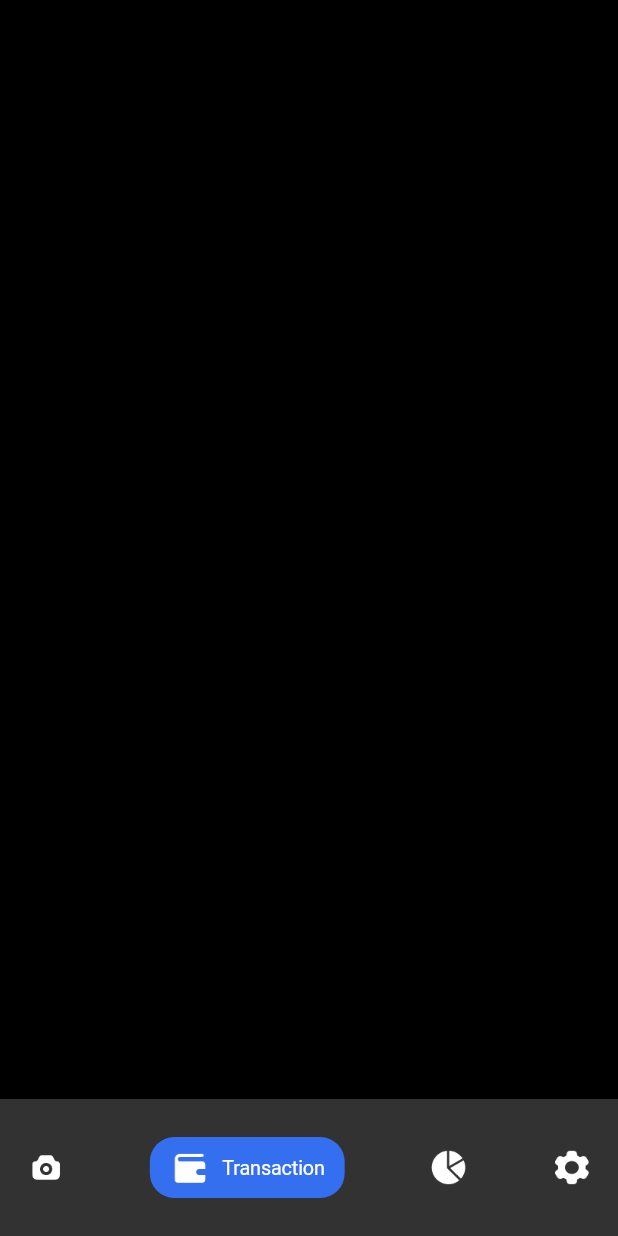
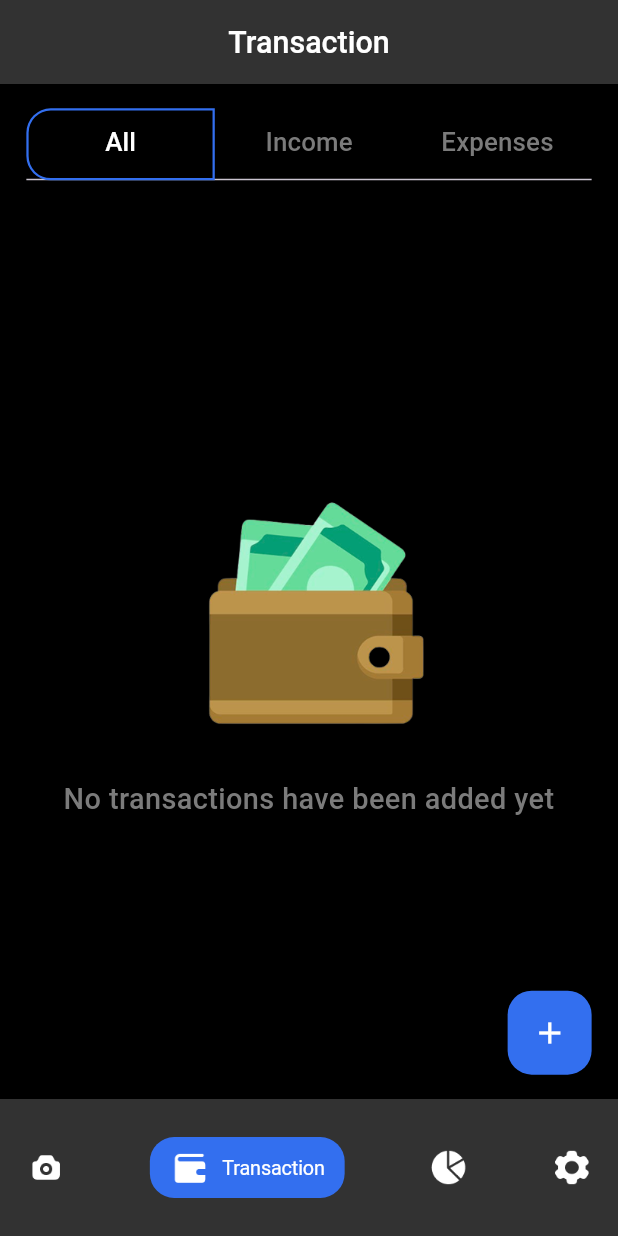
Before and after one commit to elamantaalaibeckov/320omega_view, a Flutter app: the screen it shows after launch, item 2 of the bottom bar chosen, on a phone screen of 412 x 824 dp. Run offline on Flutter 3.47's test engine with Material 3 defaults, Android fonts, the phone set to English and light mode, and no system bars; our stand-ins replace flutter_bloc, flutter_screenutil, hive, hive_flutter, image_picker, permission_handler; accounts and stored records are empty; project files that could hold a hidden picture were left out.

Commit message:
Транзакция башталды

```diff
--- a/lib/main.dart
+++ b/lib/main.dart
@@ -14,10 +14,8 @@ Future<void> main() async {
   WidgetsFlutterBinding.ensureInitialized();
 
   await Hive.initFlutter();
-
-  // -------- очистка бокса (выполни один раз и потом удали строку) ----------
-  await Hive.deleteBoxFromDisk('shootsBox');
-  // ------------------------------------------------------------------------
+  // УБЕРИТЕ или ЗАКОММЕНТИРУЙТЕ эту строку:
+  // await Hive.deleteBoxFromDisk('shootsBox');
 
   await ShootsHiveService.init();
   await TransactionHiveService.init();
--- a/lib/presentetion/pages/transaction/omega_view_transaction_page.dart
+++ b/lib/presentetion/pages/transaction/omega_view_transaction_page.dart
@@ -1,17 +1,142 @@
 import 'package:flutter/cupertino.dart';
 import 'package:flutter/material.dart';
+import 'package:flutter_screenutil/flutter_screenutil.dart';
+import 'package:omega_view_smart_plan_320/presentetion/themes/app_colors.dart';
+import 'package:omega_view_smart_plan_320/presentetion/themes/app_icons.dart';
 
 class OmegaViewTransactionPage extends StatefulWidget {
-  const OmegaViewTransactionPage({super.key});
+  const OmegaViewTransactionPage({Key? key}) : super(key: key);
 
   @override
   State<OmegaViewTransactionPage> createState() =>
       _OmegaViewTransactionPageState();
 }
 
-class _OmegaViewTransactionPageState extends State<OmegaViewTransactionPage> {
+class _OmegaViewTransactionPageState extends State<OmegaViewTransactionPage>
+    with SingleTickerProviderStateMixin {
+  late final TabController _tc;
+
+  @override
+  void initState() {
+    super.initState();
+    _tc = TabController(length: 3, vsync: this)
+      ..addListener(() => setState(() {}));
+  }
+
+  @override
+  void dispose() {
+    _tc.dispose();
+    super.dispose();
+  }
+
   @override
   Widget build(BuildContext context) {
-    return Scaffold();
+    final accent = AppColors.mainAccent;
+    final int idx = _tc.index;
+    // Dynamic indicator shape: rounded on ends, square in middle
+    final BorderRadius indicatorRadius = idx == 0
+        ? BorderRadius.only(
+            topLeft: Radius.circular(16.r),
+            bottomLeft: Radius.circular(16.r),
+          )
+        : idx == 2
+            ? BorderRadius.only(
+                topRight: Radius.circular(16.r),
+                bottomRight: Radius.circular(16.r),
+              )
+            : BorderRadius.zero;
+    final indicatorDecoration = BoxDecoration(
+      border: Border.all(color: accent, width: 1.5),
+      borderRadius: indicatorRadius,
+    );
+
+    return Scaffold(
+      backgroundColor: AppColors.bgColor,
+      appBar: AppBar(
+        backgroundColor: AppColors.bottomNavigatorAppBarColor,
+        elevation: 0,
+        title: Text(
+          'Transaction',
+          style: TextStyle(
+            color: AppColors.textWhite,
+            fontSize: 20.sp,
+            fontWeight: FontWeight.w500,
+          ),
+        ),
+        centerTitle: true,
+      ),
+      body: Stack(
+        children: [
+          Column(
+            children: [
+              Padding(
+                padding: EdgeInsets.symmetric(horizontal: 16.w, vertical: 16.h),
+                child: TabBar(
+                  controller: _tc,
+                  indicator: indicatorDecoration,
+                  indicatorSize: TabBarIndicatorSize.tab,
+                  labelColor: AppColors.textWhite,
+                  unselectedLabelColor: AppColors.textgrey,
+                  labelStyle:
+                      TextStyle(fontSize: 17.sp, fontWeight: FontWeight.w500),
+                  tabs: const [
+                    Tab(text: 'All'),
+                    Tab(text: 'Income'),
+                    Tab(text: 'Expenses'),
+                  ],
+                ),
+              ),
+              Expanded(
+                child: TabBarView(
+                  controller: _tc,
+                  children: [
+                    _buildEmptyState('No transactions have been added yet'),
+                    _buildEmptyState('No income has been added yet'),
+                    _buildEmptyState('No expenses have been\nadded yet'),
+                  ],
+                ),
+              ),
+            ],
+          ),
+          Positioned(
+            bottom: 16.h,
+            right: 16.w,
+            child: FloatingActionButton(
+              onPressed: () {},
+              backgroundColor: accent,
+              child: const Icon(
+                Icons.add,
+                color: AppColors.textWhite,
+              ),
+            ),
+          ),
+        ],
+      ),
+    );
+  }
+
+  Widget _buildEmptyState(String message) {
+    return Center(
+      child: Column(
+        mainAxisAlignment: MainAxisAlignment.center,
+        children: [
+          Image.asset(
+            AppIcons.transacktionImage,
+            width: 182.w,
+            height: 170.h,
+          ),
+          SizedBox(height: 24.h),
+          Text(
+            message,
+            style: TextStyle(
+              color: AppColors.textgrey,
+              fontSize: 19.sp,
+              fontWeight: FontWeight.w500,
+            ),
+            textAlign: TextAlign.center,
+          ),
+        ],
+      ),
+    );
   }
 }
--- a/lib/presentetion/themes/app_colors.dart
+++ b/lib/presentetion/themes/app_colors.dart
@@ -6,4 +6,5 @@ class AppColors {
   static const textWhite = Color(0xffFFFFFF);
   static const textgrey = Color(0xff7B7B7B);
   static const bottomNavigatorAppBarColor = Color(0xFF323232);
+  static const grey2 = Color(0xFF7A7A7A);
 }
--- a/lib/presentetion/themes/app_icons.dart
+++ b/lib/presentetion/themes/app_icons.dart
@@ -4,4 +4,6 @@ class AppIcons {
   static const btNavigator3 = 'assets/icons/btnavigationbar3.png';
   static const btNavigator4 = 'assets/icons/btnavigationbar4.png';
   static const deleteshoot = 'assets/icons/deleteshoot.png';
+  static const notficationIcon = 'assets/icons/notfication_icon.png';
+  static const transacktionImage = 'assets/icons/transacktion_image.png';
 }
--- a/pubspec.yaml
+++ b/pubspec.yaml
@@ -37,7 +37,7 @@ flutter:
      - assets/icons/
 
   fonts:
-    - family: SF PRO
+    - family: SF Pro
       fonts:
         - asset: assets/fonts/SF-Pro-Display-Light.otf
   #       - asset: fonts/Schyler-Italic.ttf
```
Also changed, not shown: lib/presentetion/pages/shoots/omega_view_shoots_page.dart (+77 -30 lines), assets/icons/first_icon.png (added), assets/icons/notfication_icon.png (added), assets/icons/second_icon.png (added), assets/icons/transacktion_image.png (added).
